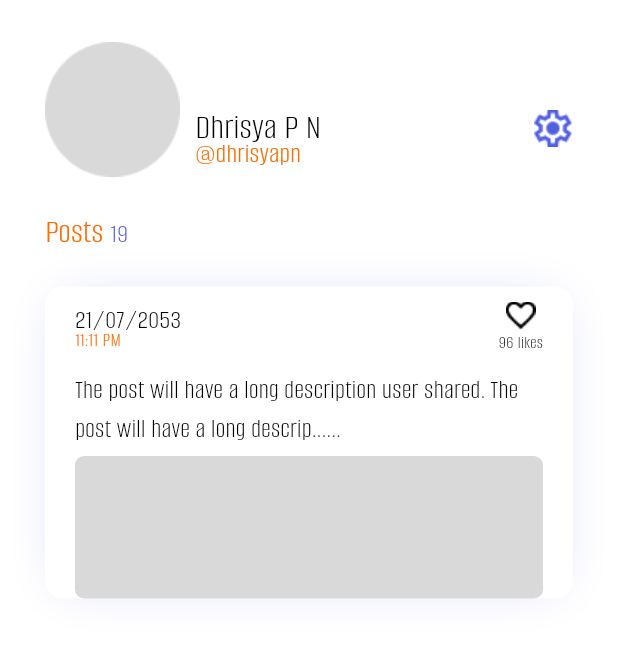
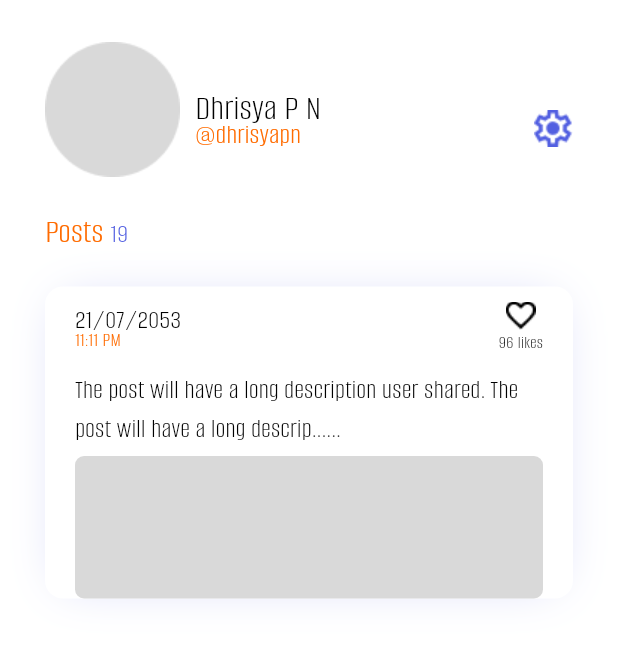
Before and after one commit to dhrisyapn/blug, a Flutter app: the screen it shows after launch, on a phone screen of 412 x 824 dp, the part 72-735 px from its top. Run offline on Flutter 3.47's test engine with Material 3 defaults, Android fonts, the phone set to English and light mode, and no system bars.

Commit message:
update profile page

```diff
--- a/lib/post.dart
+++ b/lib/post.dart
@@ -15,7 +15,7 @@ class _PostPageState extends State<PostPage> {
         title: Center(
           child: Image.asset(
             'assets/Group 3.png',
-            height: 40,
+            height: 90,
           ),
         ),
         backgroundColor:
--- a/lib/profile.dart
+++ b/lib/profile.dart
@@ -142,16 +142,18 @@ class _ProfilePageState extends State<ProfilePage> {
                   children: [
                     Column(
                       children: [
-                        Image.asset('assets/circle.png'),
+                        Image.asset(
+                          'assets/circle.png',
+                          height: 90,
+                        ),
                       ],
                     ),
                     SizedBox(
                       width: 10,
                     ),
-                    Padding(
-                      padding: const EdgeInsets.only(top: 25),
-                      child: Column(
+                    Column(
                       crossAxisAlignment: CrossAxisAlignment.start,
+                      mainAxisAlignment: MainAxisAlignment.start,
                       children: [
                         Text(
                           'Dhrisya P N',
@@ -175,7 +177,6 @@ class _ProfilePageState extends State<ProfilePage> {
                           ),
                         )
                       ],
-                      ),
                     ),
 
                     // postcard(),
```
Lines whose indentation alone changed are shown as unchanged.
